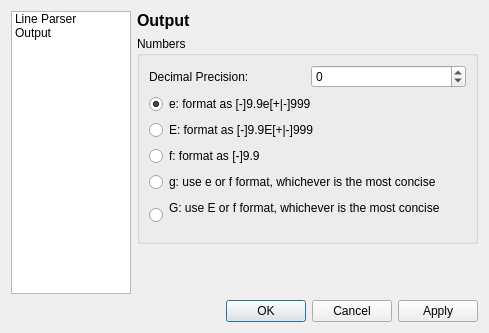
Before: the Qt Designer form settingsdialog.ui in Rob0xFF/PhyxCalc, drawn with Qt 5.
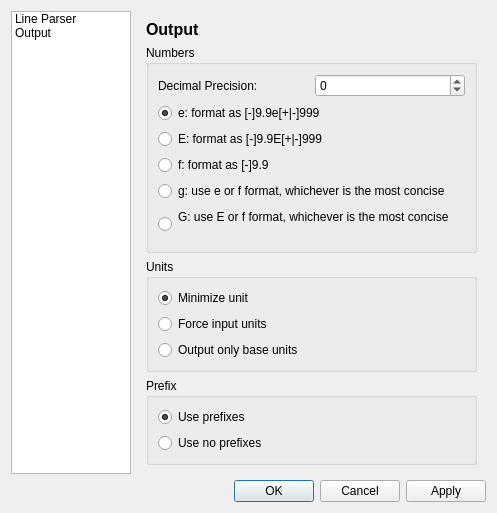
After: the same form once the commit is applied. The open tabs and pages were chosen to show the change. Icons and pictures are not drawn.

Commit message: added new settings improved output improved prefered prefix handling

Diff of the .ui file:
```diff
--- a/settingsdialog.ui
+++ b/settingsdialog.ui
@@ -6,8 +6,8 @@
    <rect>
     <x>0</x>
     <y>0</y>
-    <width>489</width>
-    <height>333</height>
+    <width>497</width>
+    <height>457</height>
    </rect>
   </property>
   <property name="windowTitle">
@@ -127,9 +127,6 @@
      </widget>
      <widget class="QWidget" name="page_2">
       <layout class="QVBoxLayout" name="verticalLayout_2">
-       <property name="margin">
-        <number>0</number>
-       </property>
        <item>
         <widget class="QLabel" name="label_2">
          <property name="sizePolicy">
@@ -220,17 +217,63 @@
         </widget>
        </item>
        <item>
-        <spacer name="verticalSpacer_2">
-         <property name="orientation">
-          <enum>Qt::Vertical</enum>
+        <widget class="QGroupBox" name="groupBox_3">
+         <property name="title">
+          <string>Units</string>
          </property>
-         <property name="sizeHint" stdset="0">
-          <size>
-           <width>20</width>
-           <height>40</height>
-          </size>
+         <layout class="QVBoxLayout" name="verticalLayout_5">
+          <item>
+           <widget class="QRadioButton" name="unitRadio1">
+            <property name="text">
+             <string>Minimize unit</string>
+            </property>
+            <property name="checked">
+             <bool>true</bool>
+            </property>
+           </widget>
+          </item>
+          <item>
+           <widget class="QRadioButton" name="unitRadio2">
+            <property name="text">
+             <string>Force input units</string>
+            </property>
+           </widget>
+          </item>
+          <item>
+           <widget class="QRadioButton" name="unitRadio3">
+            <property name="text">
+             <string>Output only base units</string>
+            </property>
+           </widget>
+          </item>
+         </layout>
+        </widget>
+       </item>
+       <item>
+        <widget class="QGroupBox" name="groupBox_4">
+         <property name="title">
+          <string>Prefix</string>
          </property>
-        </spacer>
+         <layout class="QVBoxLayout" name="verticalLayout_6">
+          <item>
+           <widget class="QRadioButton" name="prefixRadio1">
+            <property name="text">
+             <string>Use prefixes</string>
+            </property>
+            <property name="checked">
+             <bool>true</bool>
+            </property>
+           </widget>
+          </item>
+          <item>
+           <widget class="QRadioButton" name="prefixRadio2">
+            <property name="text">
+             <string>Use no prefixes</string>
+            </property>
+           </widget>
+          </item>
+         </layout>
+        </widget>
        </item>
       </layout>
      </widget>
```
Left out of the diff: 2 changed lines with no effect on the pictures. The commit also changes 13 other files.
